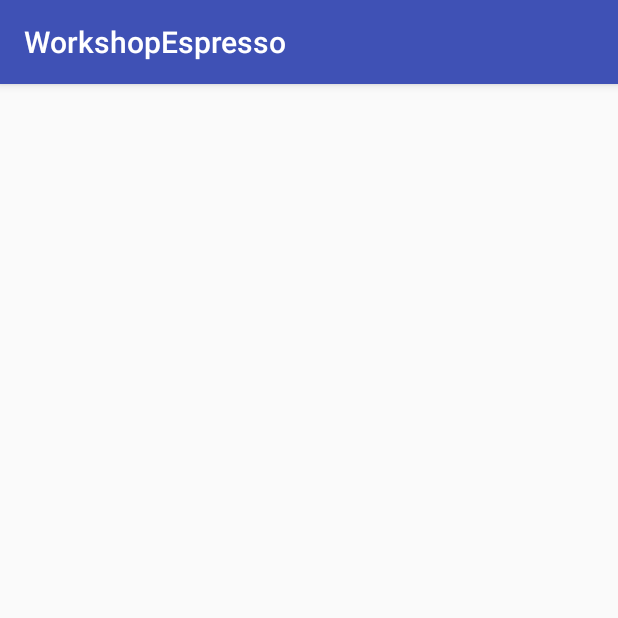
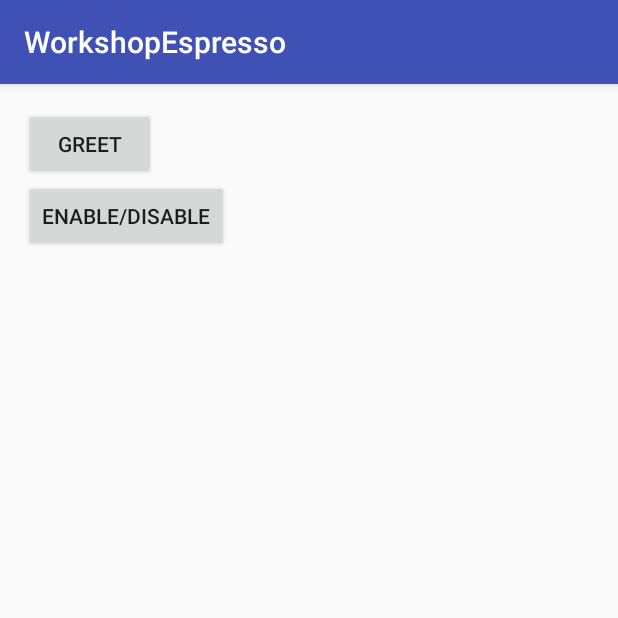
Before and after one commit to up1/course-automated-testing-for-android-app, an Android app: the HelloActivity screen opened directly, with no data from a screen before it, on a phone screen of 412 x 824 dp, the top half of it. Run offline under Robolectric (Android 15) with nearby library versions, the phone set to English and light mode, and no system bars.

Commit message:
Hello espresso

```diff
--- a/demo/WorkshopEspresso/app/src/main/java/demo/somkiat/workshopespresso/HelloActivity.java
+++ b/demo/WorkshopEspresso/app/src/main/java/demo/somkiat/workshopespresso/HelloActivity.java
@@ -1,13 +1,31 @@
 package demo.somkiat.workshopespresso;
 
+import android.os.Bundle;
 import android.support.v7.app.AppCompatActivity;
-import android.os.Bundle;
+import android.view.View;
+import android.widget.Button;
+import android.widget.TextView;
 
 public class HelloActivity extends AppCompatActivity {
+
+    private TextView greetingView;
+    private Button stateButton;
 
     @Override
     protected void onCreate(Bundle savedInstanceState) {
         super.onCreate(savedInstanceState);
         setContentView(R.layout.activity_hello);
+        greetingView = (TextView) findViewById(R.id.greeting);
+        stateButton = (Button) findViewById(R.id.state_button);
+    }
+
+    public void greet(View view) {
+        greetingView.setText(R.string.hello);
+        stateButton.setEnabled(true);
+    }
+
+    public void update(View view) {
+        stateButton.setEnabled(!stateButton.isEnabled());
+        greetingView.setText("");
     }
 }
--- a/demo/WorkshopEspresso/app/src/main/res/layout/activity_hello.xml
+++ b/demo/WorkshopEspresso/app/src/main/res/layout/activity_hello.xml
@@ -1,5 +1,5 @@
 <?xml version="1.0" encoding="utf-8"?>
-<RelativeLayout xmlns:android="http://schemas.android.com/apk/res/android"
+<LinearLayout xmlns:android="http://schemas.android.com/apk/res/android"
     xmlns:tools="http://schemas.android.com/tools"
     android:layout_width="match_parent"
     android:layout_height="match_parent"
@@ -7,6 +7,27 @@
     android:paddingLeft="@dimen/activity_horizontal_margin"
     android:paddingRight="@dimen/activity_horizontal_margin"
     android:paddingTop="@dimen/activity_vertical_margin"
+    android:orientation="vertical"
     tools:context="demo.somkiat.workshopespresso.HelloActivity">
 
-</RelativeLayout>
+    <Button
+        android:id="@+id/greet_button"
+        android:layout_width="wrap_content"
+        android:layout_height="wrap_content"
+        android:text="@string/greet"
+        android:onClick="greet"/>
+
+    <Button
+        android:id="@+id/state_button"
+        android:layout_width="wrap_content"
+        android:layout_height="wrap_content"
+        android:text="@string/disable"
+        android:onClick="update"/>
+
+    <TextView
+        android:id="@+id/greeting"
+        android:layout_width="wrap_content"
+        android:layout_height="wrap_content"
+        android:textSize="28sp"/>
+
+</LinearLayout>
--- a/demo/WorkshopEspresso/app/src/main/res/values/strings.xml
+++ b/demo/WorkshopEspresso/app/src/main/res/values/strings.xml
@@ -2,4 +2,7 @@
     <string name="app_name">WorkshopEspresso</string>
     <string name="title_activity">To Do List Test</string>
     <string name="item_selected">Item selected: </string>
+    <string name="greet">Greet</string>
+    <string name="hello">สวัสดี</string>
+    <string name="disable">Enable/Disable</string>
 </resources>
```
Also changed, not shown: demo/WorkshopEspresso/app/src/main/java/demo/somkiat/workshopespresso/MainActivity.java (+7 -0 lines), demo/WorkshopEspresso/app/src/main/res/layout/activity_main.xml (+7 -4 lines), 1 other file.
